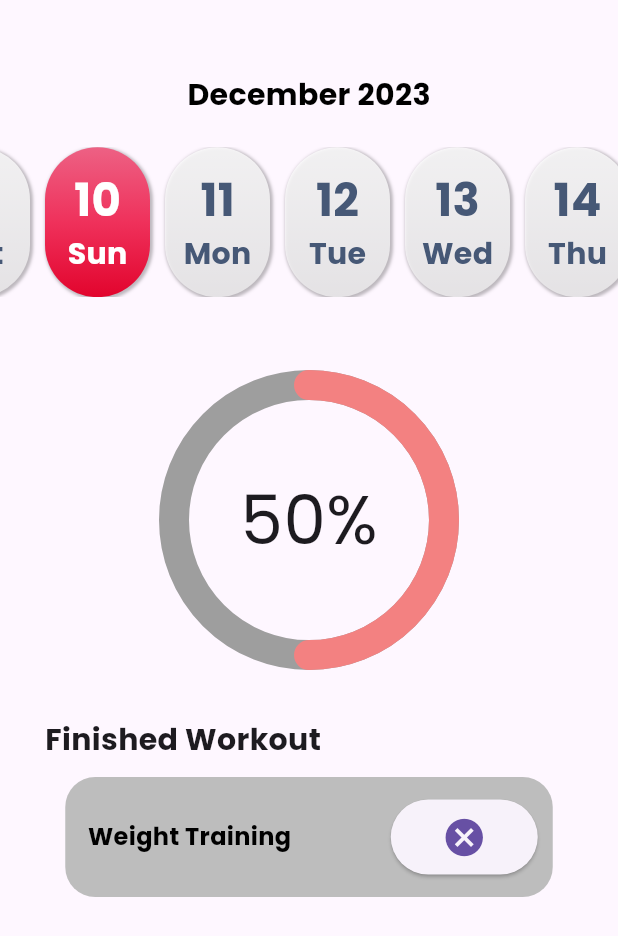
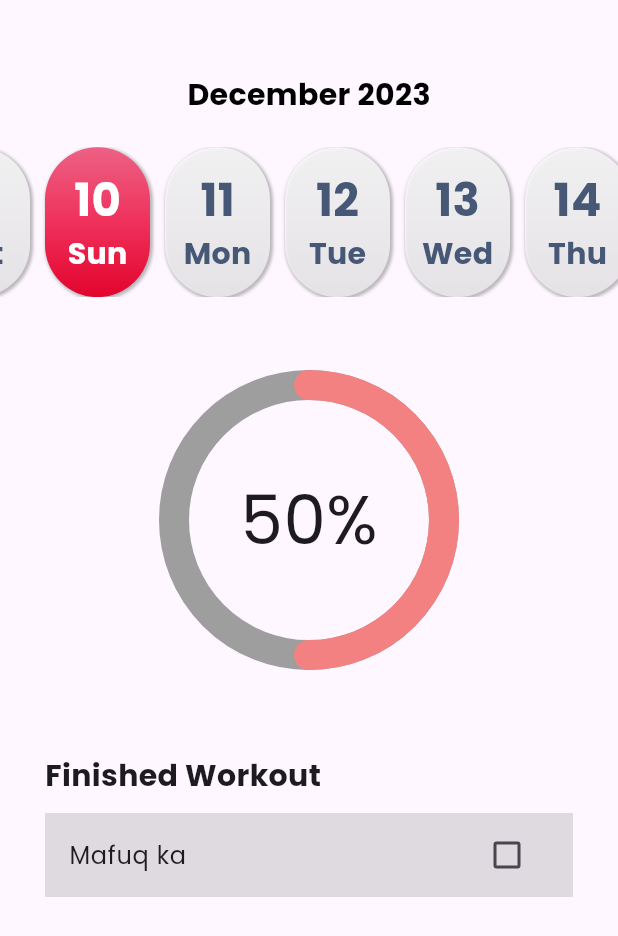
Before and after one commit to teerutt/FitPang, a Flutter app: the Insight2 screen opened directly, on a phone screen of 412 x 824 dp. Shown: the top 936 px of the screen. Run offline on Flutter 3.47's test engine with Material 3 defaults, Android fonts, the phone set to English and light mode, and no system bars; drawn by our look-alikes of percent_indicator; our stand-ins replace animated_toggle_switch, carousel_slider, quickalert, sqflite; missing offline and left inert: dart:ffi; accounts and stored records are empty; statements that could not run were skipped.

Commit message:
change notification and adjust checklistbox in insight

```diff
--- a/lib/view/homedashboard/insight2.dart
+++ b/lib/view/homedashboard/insight2.dart
@@ -23,6 +23,7 @@ class _Insight2State extends State<Insight2> {
   List<String> todos = <String>[];
   TextEditingController controller = TextEditingController();
   bool click = true;
+  bool? _isChecked = false;
 
   @override
   void initState() {
@@ -345,51 +346,63 @@ class _Insight2State extends State<Insight2> {
                               ],
                             ),
                             SizedBox(height: 10.0),
-                            Container(
-                              alignment: Alignment.center,
-                              width: 325,
-                              height: 80,
-                              decoration: BoxDecoration(
-                                borderRadius: BorderRadius.circular(20.0),
-                                color: Colors.grey[400],
-                              ),
-                              child: Row(
-                                mainAxisAlignment:
-                                    MainAxisAlignment.spaceBetween,
-                                children: [
-                                  Padding(
-                                    padding: const EdgeInsets.all(15.0),
-                                    child: Text(
-                                      "Weight Training",
-                                      style: TextStyle(
-                                        fontSize: 16,
-                                        fontWeight: FontWeight.bold,
-                                        color: Colors.black,
-                                      ),
-                                    ),
-                                  ),
-                                  Padding(
-                                    padding: const EdgeInsets.all(10.0),
-                                    child: ElevatedButton(
-                                      onPressed: () {
-                                        setState(() {
-                                          click = !click;
-                                        });
-                                      },
-                                      child: Padding(
-                                        padding: const EdgeInsets.all(10.0),
-                                        child: Icon(
-                                          (click == false)
-                                              ? Icons.add_task
-                                              : Icons.cancel,
-                                          size: 30,
-                                        ),
-                                      ),
-                                    ),
-                                  ),
-                                ],
-                              ),
+                            CheckboxListTile(
+                              title: Text("Mafuq ka"),
+                              value: _isChecked,
+                              onChanged: (bool? newValue) {
+                                setState(() {
+                                  _isChecked = newValue;
+                                });
+                              },
+                              activeColor: Colors.orangeAccent,
+                              checkColor: Colors.white,
+                              tileColor: Colors.black12,
                             )
+                            // Container(
+                            //   alignment: Alignment.center,
+                            //   width: 325,
+                            //   height: 80,
+                            //   decoration: BoxDecoration(
+                            //     borderRadius: BorderRadius.circular(20.0),
+                            //     color: Colors.grey[400],
+                            //   ),
+                            //   child: Row(
+                            //     mainAxisAlignment:
+                            //         MainAxisAlignment.spaceBetween,
+                            //     children: [
+                            //       Padding(
+                            //         padding: const EdgeInsets.all(15.0),
+                            //         child: Text(
+                            //           "Weight Training",
+                            //           style: TextStyle(
+                            //             fontSize: 16,
+                            //             fontWeight: FontWeight.bold,
+                            //             color: Colors.black,
+                            //           ),
+                            //         ),
+                            //       ),
+                            //       Padding(
+                            //         padding: const EdgeInsets.all(10.0),
+                            //         child: ElevatedButton(
+                            //           onPressed: () {
+                            //             setState(() {
+                            //               click = !click;
+                            //             });
+                            //           },
+                            //           child: Padding(
+                            //             padding: const EdgeInsets.all(10.0),
+                            //             child: Icon(
+                            //               (click == false)
+                            //                   ? Icons.add_task
+                            //                   : Icons.cancel,
+                            //               size: 30,
+                            //             ),
+                            //           ),
+                            //         ),
+                            //       ),
+                            //     ],
+                            //   ),
+                            // )
                           ],
                         ),
                       ),
```
Also changed, not shown: lib/view/homedashboard/notifications.dart (+39 -7 lines).
